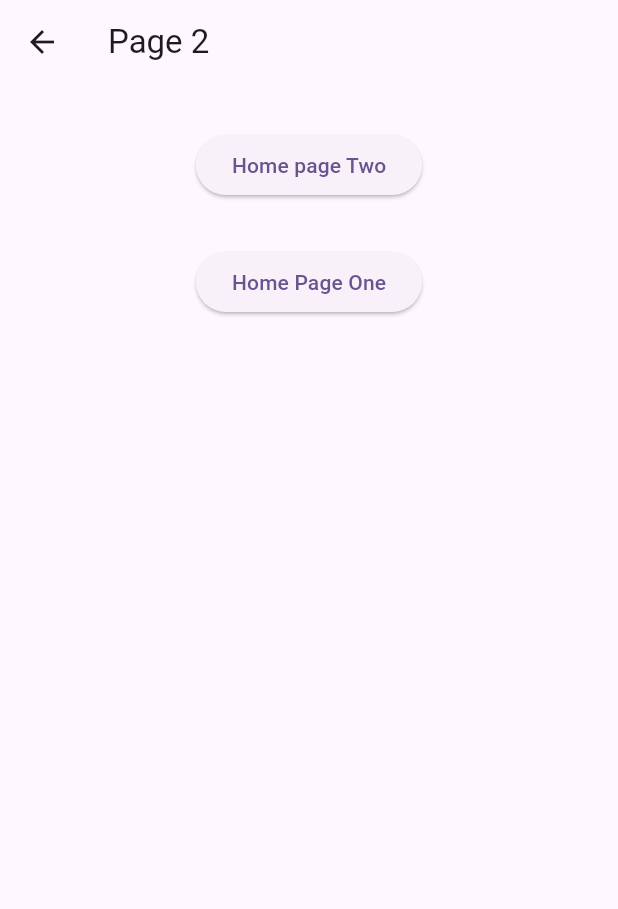
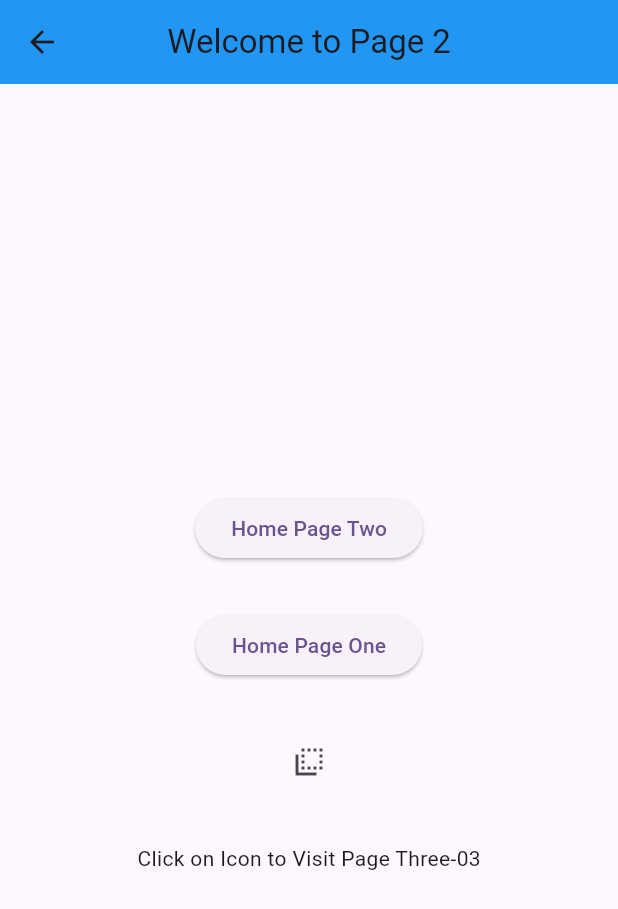
Before and after one commit to ShraddhaDeshmukh10/Training-peroid-app, a Flutter app: the Home_Two screen opened by its route, on a phone screen of 412 x 824 dp. Shown: the top 909 px of the screen. Run offline on Flutter 3.47's test engine with Material 3 defaults, Android fonts, the phone set to English and light mode, and no system bars; our stand-ins replace toastification.

Commit message:
third commit

```diff
--- a/lib/Resources/route.dart
+++ b/lib/Resources/route.dart
@@ -2,4 +2,8 @@ class Routes {
   static const String homeone = '/Homeone';
 
   static const String hometwo = '/Hometwo';
+
+  static const String parameterizedroute = '/Parametrized';
+
+  static const String homethree = '/Homethree';
 }
--- a/lib/View/home two.dart
+++ /dev/null
@@ -1,37 +0,0 @@
-import 'package:flutter/material.dart';
-import 'package:trail_demo/Resources/route.dart';
-
-class Home_Two extends StatelessWidget {
-  const Home_Two({super.key});
-
-  @override
-  Widget build(BuildContext context) {
-    return Scaffold(
-      appBar: AppBar(
-        title: Text("Page 2"),
-      ),
-      body: Center(
-        child: Column(
-          children: [
-            SizedBox(
-              height: 30,
-            ),
-            ElevatedButton(
-                onPressed: () {
-                  Navigator.pushNamed(context, Routes.homeone);
-                },
-                child: Text("Home page Two")),
-            SizedBox(
-              height: 30,
-            ),
-            ElevatedButton(
-                onPressed: () {
-                  Navigator.pushNamed(context, Routes.hometwo);
-                },
-                child: Text("Home Page One"))
-          ],
-        ),
-      ),
-    );
-  }
-}
--- /dev/null
+++ b/lib/View/home_three.dart
@@ -0,0 +1,28 @@
+import 'package:flutter/material.dart';
+
+class Home_three extends StatelessWidget {
+  const Home_three({super.key});
+
+  @override
+  Widget build(BuildContext context) {
+    return Scaffold(
+      appBar: AppBar(
+        title: Text("Welcome to Page 3"),
+        backgroundColor: Colors.blue,
+        centerTitle: true,
+      ),
+      body: Row(
+        children: [
+          IconButton(
+            icon: Icon(Icons.flip_to_back_sharp),
+            onPressed: () {},
+          ),
+          SizedBox(
+            height: 30,
+          ),
+          Text("Click Here for Visit of Page One")
+        ],
+      ),
+    );
+  }
+}
--- /dev/null
+++ b/lib/View/home_two.dart
@@ -0,0 +1,52 @@
+import 'package:flutter/material.dart';
+import 'package:trail_demo/Resources/route.dart';
+import 'package:trail_demo/View/home_three.dart';
+
+class Home_Two extends StatelessWidget {
+  const Home_Two({super.key});
+
+  @override
+  Widget build(BuildContext context) {
+    return Scaffold(
+      appBar: AppBar(
+        backgroundColor: Colors.blue,
+        title: Text("Welcome to Page 2"),
+        centerTitle: true,
+      ),
+      body: Center(
+        child: Column(
+          mainAxisAlignment: MainAxisAlignment.center,
+          children: [
+            const SizedBox(height: 30),
+            ElevatedButton(
+              onPressed: () {
+                Navigator.pushNamed(context, Routes.hometwo);
+              },
+              child: const Text("Home Page Two"),
+            ),
+            const SizedBox(height: 30),
+            ElevatedButton(
+              onPressed: () {
+                Navigator.pushNamed(context, Routes.homeone);
+              },
+              child: const Text("Home Page One"),
+            ),
+            const SizedBox(height: 30),
+            IconButton(
+              icon: const Icon(Icons.flip_to_back_sharp),
+              onPressed: () {
+                Navigator.pushAndRemoveUntil(
+                  context,
+                  MaterialPageRoute(builder: (context) => const Home_three()),
+                  (route) => false,
+                );
+              },
+            ),
+            const SizedBox(height: 30),
+            const Text("Click on Icon to Visit Page Three-03"),
+          ],
+        ),
+      ),
+    );
+  }
+}
--- a/pubspec.yaml
+++ b/pubspec.yaml
@@ -35,6 +35,7 @@ dependencies:
   # The following adds the Cupertino Icons font to your application.
   # Use with the CupertinoIcons class for iOS style icons.
   cupertino_icons: ^1.0.6
+  toastification: ^2.2.0
 
 dev_dependencies:
   flutter_test:
```
Also changed, not shown: lib/View/home_one.dart (renamed from lib/View/home one.dart, +17 -2 lines), lib/View/parameterized_route.dart (added, +15 -0 lines), lib/main.dart (+13 -2 lines), pubspec.lock.
